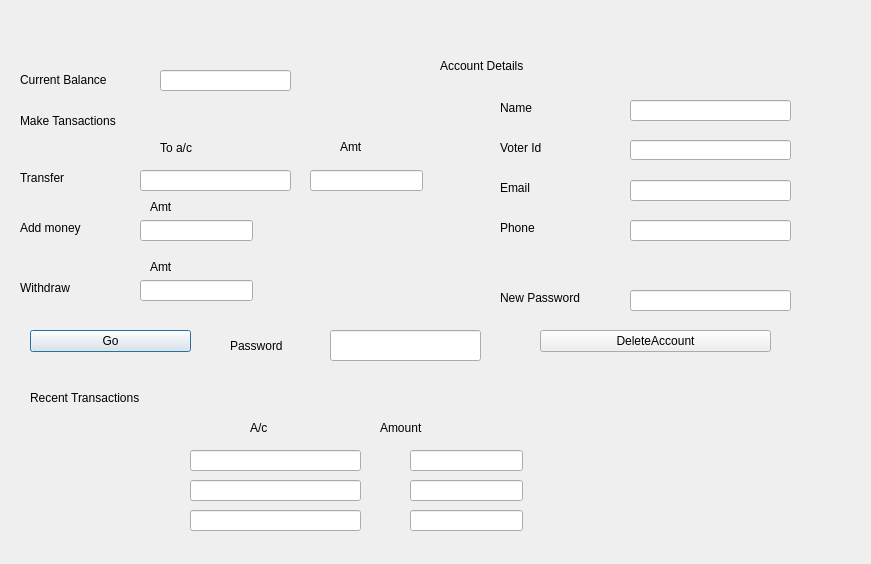
First picture: the form in ui/user.ui, repository cs18b047/BMS, before the edit.
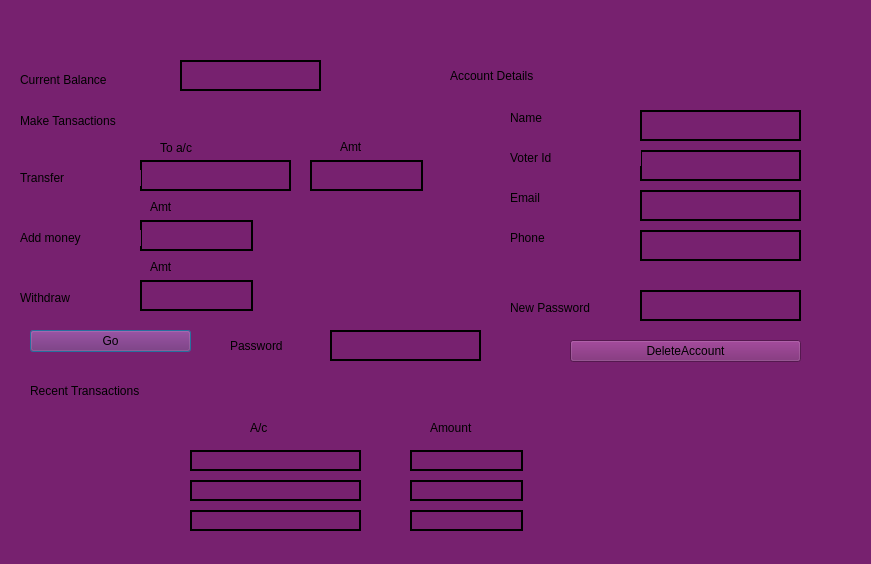
Second picture: the form after the edit.

```diff
--- a/ui/user.ui
+++ b/ui/user.ui
@@ -16,22 +16,30 @@
   <property name="windowTitle">
    <string>Dialog</string>
   </property>
+  <property name="styleSheet">
+   <string notr="true">background-color: rgb(119, 33, 111);
+selection-color: rgb(0, 0, 0);
+font: 63 11pt &quot;URW Gothic&quot;;</string>
+  </property>
   <widget class="QLineEdit" name="balancebutton">
    <property name="geometry">
     <rect>
-     <x>160</x>
-     <y>70</y>
-     <width>131</width>
-     <height>21</height>
+     <x>180</x>
+     <y>60</y>
+     <width>141</width>
+     <height>31</height>
     </rect>
    </property>
+   <property name="styleSheet">
+    <string notr="true">border: 2px solid black;</string>
+   </property>
   </widget>
   <widget class="QLabel" name="balance">
    <property name="geometry">
     <rect>
      <x>20</x>
      <y>70</y>
-     <width>131</width>
+     <width>151</width>
      <height>20</height>
     </rect>
    </property>
@@ -42,32 +50,41 @@
   <widget class="QLineEdit" name="emailbutton">
    <property name="geometry">
     <rect>
-     <x>630</x>
-     <y>180</y>
+     <x>640</x>
+     <y>190</y>
      <width>161</width>
-     <height>21</height>
+     <height>31</height>
     </rect>
    </property>
+   <property name="styleSheet">
+    <string notr="true">border: 2px solid black;</string>
+   </property>
   </widget>
   <widget class="QLineEdit" name="namebutton">
    <property name="geometry">
     <rect>
-     <x>630</x>
-     <y>100</y>
+     <x>640</x>
+     <y>110</y>
      <width>161</width>
-     <height>21</height>
+     <height>31</height>
     </rect>
    </property>
+   <property name="styleSheet">
+    <string notr="true">border: 2px solid black;</string>
+   </property>
   </widget>
   <widget class="QLineEdit" name="voteridbutton">
    <property name="geometry">
     <rect>
-     <x>630</x>
-     <y>140</y>
+     <x>640</x>
+     <y>150</y>
      <width>161</width>
-     <height>20</height>
+     <height>31</height>
     </rect>
    </property>
+   <property name="styleSheet">
+    <string notr="true">border: 2px solid black;</string>
+   </property>
   </widget>
   <widget class="QPushButton" name="pushButton">
    <property name="geometry">
@@ -91,6 +108,9 @@
      <height>31</height>
     </rect>
    </property>
+   <property name="styleSheet">
+    <string notr="true">border: 2px solid black;</string>
+   </property>
    <property name="echoMode">
     <enum>QLineEdit::Password</enum>
    </property>
@@ -101,25 +121,31 @@
      <x>140</x>
      <y>220</y>
      <width>113</width>
-     <height>21</height>
+     <height>31</height>
     </rect>
    </property>
+   <property name="styleSheet">
+    <string notr="true">border: 2px solid black;</string>
+   </property>
   </widget>
   <widget class="QLineEdit" name="phonenumberbutton">
    <property name="geometry">
     <rect>
-     <x>630</x>
-     <y>220</y>
+     <x>640</x>
+     <y>230</y>
      <width>161</width>
-     <height>21</height>
+     <height>31</height>
     </rect>
    </property>
+   <property name="styleSheet">
+    <string notr="true">border: 2px solid black;</string>
+   </property>
   </widget>
   <widget class="QLabel" name="label_2">
    <property name="geometry">
     <rect>
      <x>20</x>
-     <y>220</y>
+     <y>230</y>
      <width>121</width>
      <height>16</height>
     </rect>
@@ -131,8 +157,8 @@
   <widget class="QLabel" name="label_3">
    <property name="geometry">
     <rect>
-     <x>500</x>
-     <y>100</y>
+     <x>510</x>
+     <y>110</y>
      <width>121</width>
      <height>16</height>
     </rect>
@@ -144,8 +170,8 @@
   <widget class="QLabel" name="label_4">
    <property name="geometry">
     <rect>
-     <x>500</x>
-     <y>140</y>
+     <x>510</x>
+     <y>150</y>
      <width>131</width>
      <height>16</height>
     </rect>
@@ -157,8 +183,8 @@
   <widget class="QLabel" name="label_5">
    <property name="geometry">
     <rect>
-     <x>500</x>
-     <y>180</y>
+     <x>510</x>
+     <y>190</y>
      <width>121</width>
      <height>16</height>
     </rect>
@@ -170,8 +196,8 @@
   <widget class="QLabel" name="label_6">
    <property name="geometry">
     <rect>
-     <x>500</x>
-     <y>220</y>
+     <x>510</x>
+     <y>230</y>
      <width>121</width>
      <height>16</height>
     </rect>
@@ -184,21 +210,27 @@
    <property name="geometry">
     <rect>
      <x>140</x>
-     <y>170</y>
+     <y>160</y>
      <width>151</width>
-     <height>21</height>
+     <height>31</height>
     </rect>
    </property>
+   <property name="styleSheet">
+    <string notr="true">border: 2px solid black;</string>
+   </property>
   </widget>
   <widget class="QLineEdit" name="transferamountbutton">
    <property name="geometry">
     <rect>
      <x>310</x>
-     <y>170</y>
+     <y>160</y>
      <width>113</width>
-     <height>21</height>
+     <height>31</height>
     </rect>
    </property>
+   <property name="styleSheet">
+    <string notr="true">border: 2px solid black;</string>
+   </property>
   </widget>
   <widget class="QLabel" name="label_7">
    <property name="geometry">
@@ -230,11 +262,14 @@
    <property name="geometry">
     <rect>
      <x>30</x>
-     <y>390</y>
-     <width>181</width>
-     <height>16</height>
+     <y>375</y>
+     <width>221</width>
+     <height>31</height>
     </rect>
    </property>
+   <property name="styleSheet">
+    <string notr="true">font: 63 13pt &quot;URW Gothic&quot;;</string>
+   </property>
    <property name="text">
     <string>Recent Transactions</string>
    </property>
@@ -248,6 +283,9 @@
      <height>21</height>
     </rect>
    </property>
+   <property name="styleSheet">
+    <string notr="true">border: 2px solid black;</string>
+   </property>
   </widget>
   <widget class="QLineEdit" name="rc2">
    <property name="geometry">
@@ -258,6 +296,9 @@
      <height>21</height>
     </rect>
    </property>
+   <property name="styleSheet">
+    <string notr="true">border: 2px solid black;</string>
+   </property>
   </widget>
   <widget class="QLineEdit" name="rc3">
    <property name="geometry">
@@ -268,6 +309,9 @@
      <height>21</height>
     </rect>
    </property>
+   <property name="styleSheet">
+    <string notr="true">border: 2px solid black;</string>
+   </property>
   </widget>
   <widget class="QLineEdit" name="rc4">
    <property name="geometry">
@@ -278,6 +322,9 @@
      <height>21</height>
     </rect>
    </property>
+   <property name="styleSheet">
+    <string notr="true">border: 2px solid black;</string>
+   </property>
   </widget>
   <widget class="QLineEdit" name="rc5">
    <property name="geometry">
@@ -288,6 +335,9 @@
      <height>21</height>
     </rect>
    </property>
+   <property name="styleSheet">
+    <string notr="true">border: 2px solid black;</string>
+   </property>
   </widget>
   <widget class="QLineEdit" name="rc6">
    <property name="geometry">
@@ -298,6 +348,9 @@
      <height>21</height>
     </rect>
    </property>
+   <property name="styleSheet">
+    <string notr="true">border: 2px solid black;</string>
+   </property>
   </widget>
   <widget class="QLabel" name="label_11">
    <property name="geometry">
@@ -315,7 +368,7 @@
   <widget class="QLabel" name="label_12">
    <property name="geometry">
     <rect>
-     <x>380</x>
+     <x>430</x>
      <y>420</y>
      <width>81</width>
      <height>16</height>
@@ -328,8 +381,8 @@
   <widget class="QLabel" name="label_13">
    <property name="geometry">
     <rect>
-     <x>500</x>
-     <y>290</y>
+     <x>510</x>
+     <y>300</y>
      <width>131</width>
      <height>16</height>
     </rect>
@@ -341,12 +394,15 @@
   <widget class="QLineEdit" name="newpasswordbutton">
    <property name="geometry">
     <rect>
-     <x>630</x>
+     <x>640</x>
      <y>290</y>
      <width>161</width>
-     <height>21</height>
+     <height>31</height>
     </rect>
    </property>
+   <property name="styleSheet">
+    <string notr="true">border: 2px solid black;</string>
+   </property>
    <property name="echoMode">
     <enum>QLineEdit::Password</enum>
    </property>
@@ -354,8 +410,8 @@
   <widget class="QPushButton" name="Delete">
    <property name="geometry">
     <rect>
-     <x>540</x>
-     <y>330</y>
+     <x>570</x>
+     <y>340</y>
      <width>231</width>
      <height>22</height>
     </rect>
@@ -370,9 +426,12 @@
      <x>140</x>
      <y>280</y>
      <width>113</width>
-     <height>21</height>
+     <height>31</height>
     </rect>
    </property>
+   <property name="styleSheet">
+    <string notr="true">border: 2px solid black;</string>
+   </property>
    <property name="inputMask">
     <string/>
    </property>
@@ -381,7 +440,7 @@
    <property name="geometry">
     <rect>
      <x>20</x>
-     <y>280</y>
+     <y>290</y>
      <width>91</width>
      <height>16</height>
     </rect>
@@ -393,12 +452,15 @@
   <widget class="QLabel" name="label_10">
    <property name="geometry">
     <rect>
-     <x>440</x>
-     <y>50</y>
+     <x>450</x>
+     <y>60</y>
      <width>391</width>
      <height>31</height>
     </rect>
    </property>
+   <property name="styleSheet">
+    <string notr="true">font: 63 13pt &quot;URW Gothic&quot;;</string>
+   </property>
    <property name="text">
     <string>Account Details</string>
    </property>
@@ -434,10 +496,13 @@
     <rect>
      <x>20</x>
      <y>110</y>
-     <width>161</width>
+     <width>191</width>
      <height>21</height>
     </rect>
    </property>
+   <property name="styleSheet">
+    <string notr="true">font: 63 13pt &quot;URW Gothic&quot;;</string>
+   </property>
    <property name="text">
     <string>Make Tansactions</string>
    </property>
```
